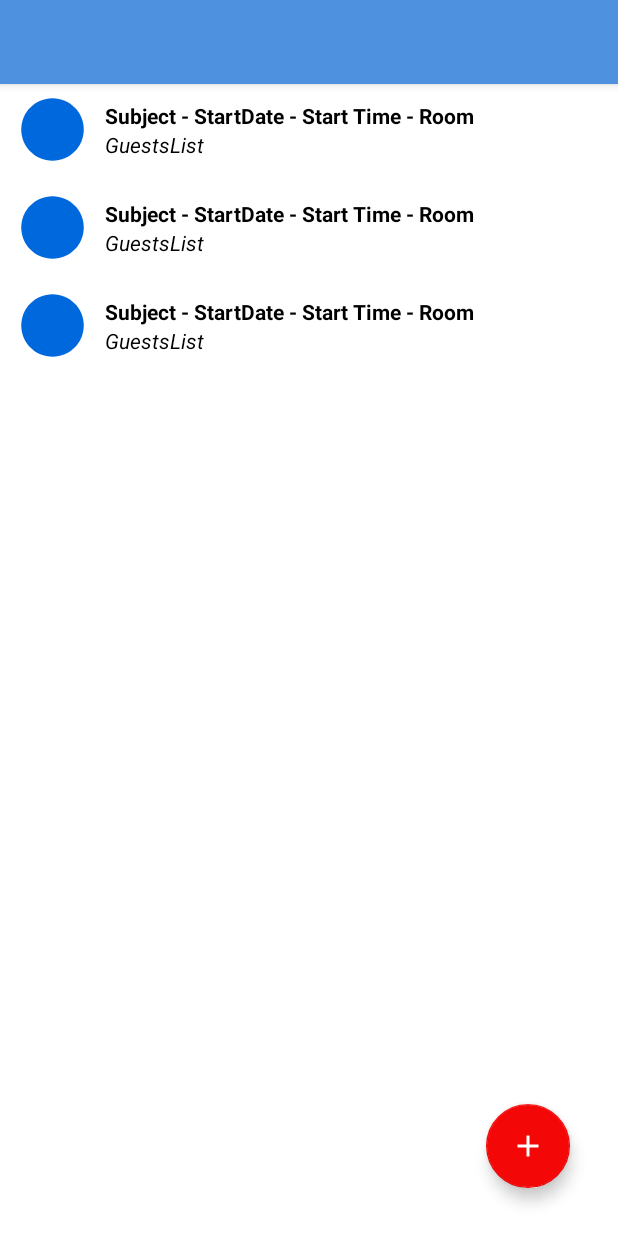
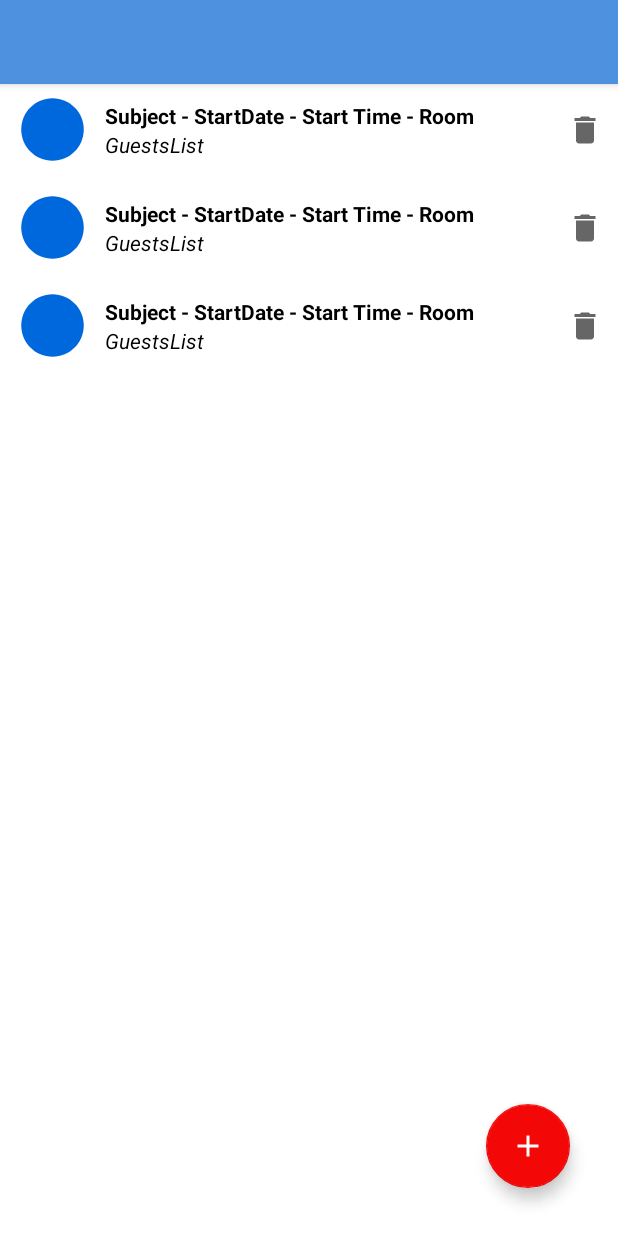
Before and after one commit to elonaenjy/MaReu, an Android app: the layout activity_list_meeting.xml on its own in the app's theme, with its tools: preview values and no code run, on a phone screen of 412 x 824 dp. Run offline under Robolectric (Android 15) with nearby library versions, the phone set to English and light mode, and no system bars.

Commit message:
First Commit

```diff
--- a/app/src/main/java/com/example/mareu/Activity/MyAdapter.java
+++ b/app/src/main/java/com/example/mareu/Activity/MyAdapter.java
@@ -21,6 +21,7 @@
 import java.text.DateFormat;
 import java.util.Date;
 import java.util.List;
+import java.util.Locale;
 
 
 /**
@@ -52,8 +53,8 @@
 
         Date mDateDebut = meetings.get( position ).getMeetingDateDebut();
         DateFormat shortDateFormat = DateFormat.getDateTimeInstance(
-                DateFormat.SHORT,
-                DateFormat.SHORT );
+                DateFormat.MEDIUM,
+                DateFormat.MEDIUM, new Locale("FR","fr"));
 
         long mIdRoom = meetings.get( position ).getIdRoom();
         String roomMeeting = String.valueOf( mIdRoom );
@@ -66,9 +67,6 @@
         // TextHolder for the second line
         String mGuestList = meetings.get(position).getMeetingGuestList();
         holder.mSecondLine.setText( mGuestList);
-
-
-        // ACTIONS ******************************************************************************************
 
         // Delete button
         deleteButton( holder, position );
@@ -101,7 +99,6 @@
         final ImageView mColor;
         final TextView mFirstLine;
         final TextView mSecondLine;
-
         final ImageButton mButtonDeleteMeeting;
 
         MyViewHolder(@NonNull View itemView) {
--- a/app/src/main/res/drawable/ic_baseline_delete_24.xml
+++ b/app/src/main/res/drawable/ic_baseline_delete_24.xml
@@ -1,5 +1,10 @@
-<vector android:height="24dp" android:tint="#FFFFFF"
-    android:viewportHeight="24" android:viewportWidth="24"
-    android:width="24dp" xmlns:android="http://schemas.android.com/apk/res/android">
-    <path android:fillColor="@android:color/white" android:pathData="M6,19c0,1.1 0.9,2 2,2h8c1.1,0 2,-0.9 2,-2V7H6v12zM19,4h-3.5l-1,-1h-5l-1,1H5v2h14V4z"/>
+<vector xmlns:android="http://schemas.android.com/apk/res/android"
+    android:width="24dp"
+    android:height="24dp"
+    android:viewportWidth="24"
+    android:viewportHeight="24"
+    android:tint="?attr/colorControlNormal">
+  <path
+      android:fillColor="@android:color/white"
+      android:pathData="M6,19c0,1.1 0.9,2 2,2h8c1.1,0 2,-0.9 2,-2V7H6v12zM19,4h-3.5l-1,-1h-5l-1,1H5v2h14V4z"/>
 </vector>
```
